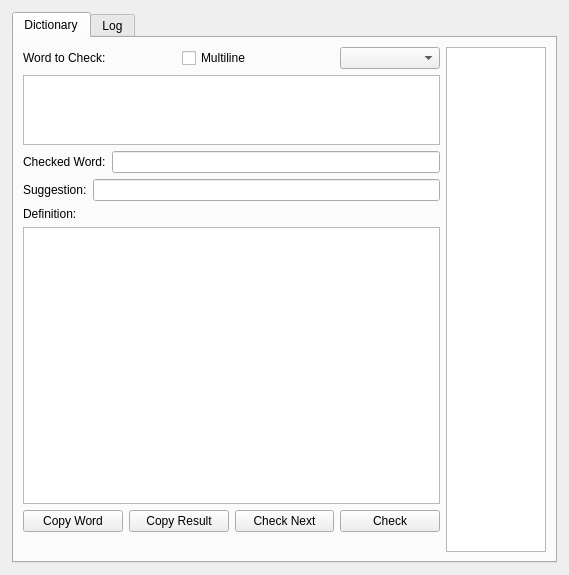
The window that py_src/pydict/ui/dict.ui (pitman2e/python-pydict) describes before a commit, drawn with Qt 5.
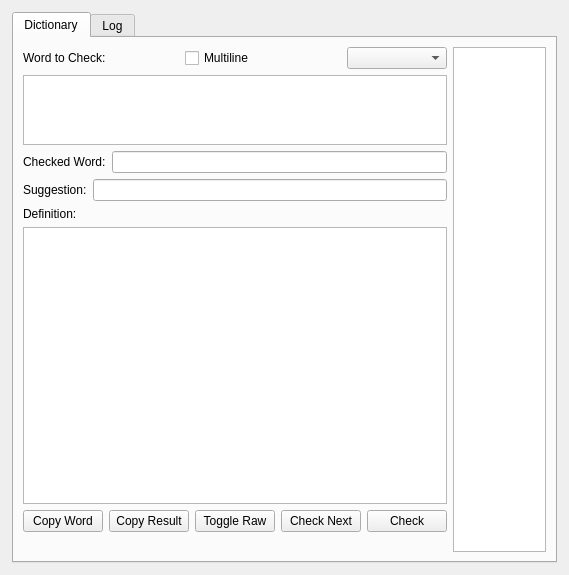
The same window after the commit.

Commit message: Added tc/raw toggle

Diff of the .ui file:
```diff
--- a/py_src/pydict/ui/dict.ui
+++ b/py_src/pydict/ui/dict.ui
@@ -165,6 +165,13 @@
               </property>
              </widget>
             </item>
+            <item>
+             <widget class="QPushButton" name="btnToggleRaw">
+              <property name="text">
+               <string>Toggle Raw</string>
+              </property>
+             </widget>
+            </item>
             <item>
              <widget class="QPushButton" name="btnCheckNext">
               <property name="text">
```
The commit also changes 2 other files.
